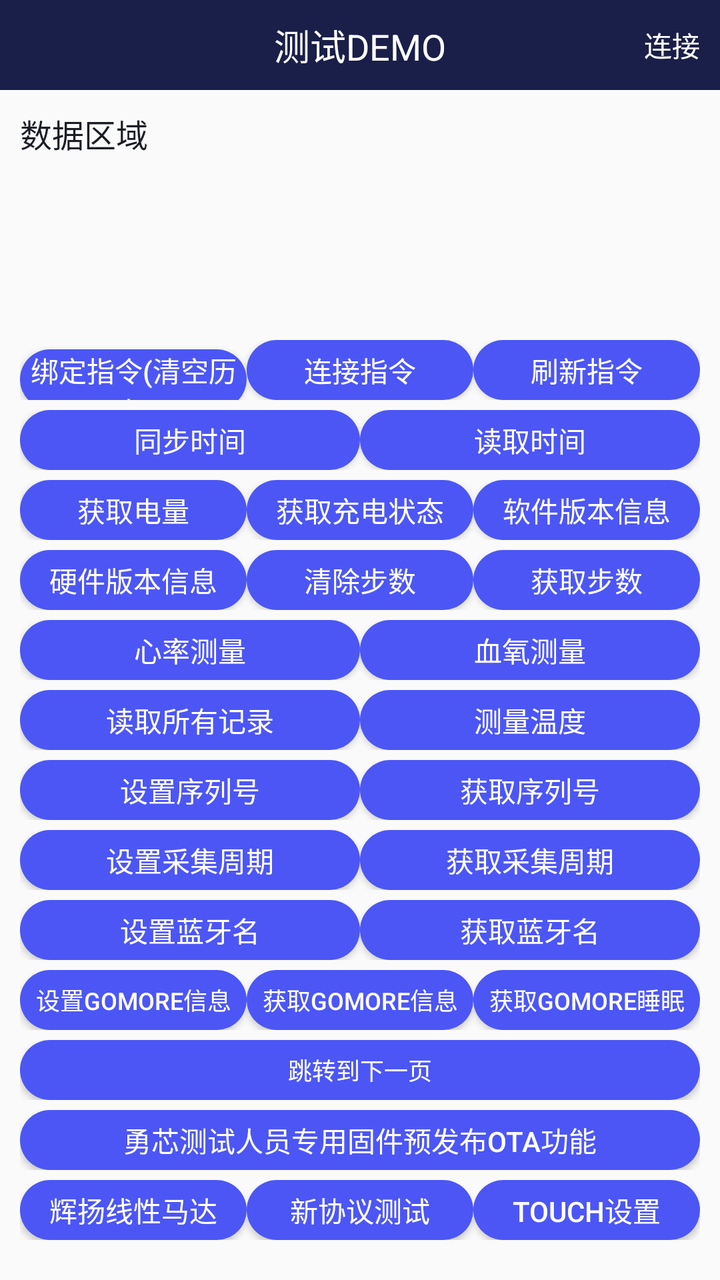
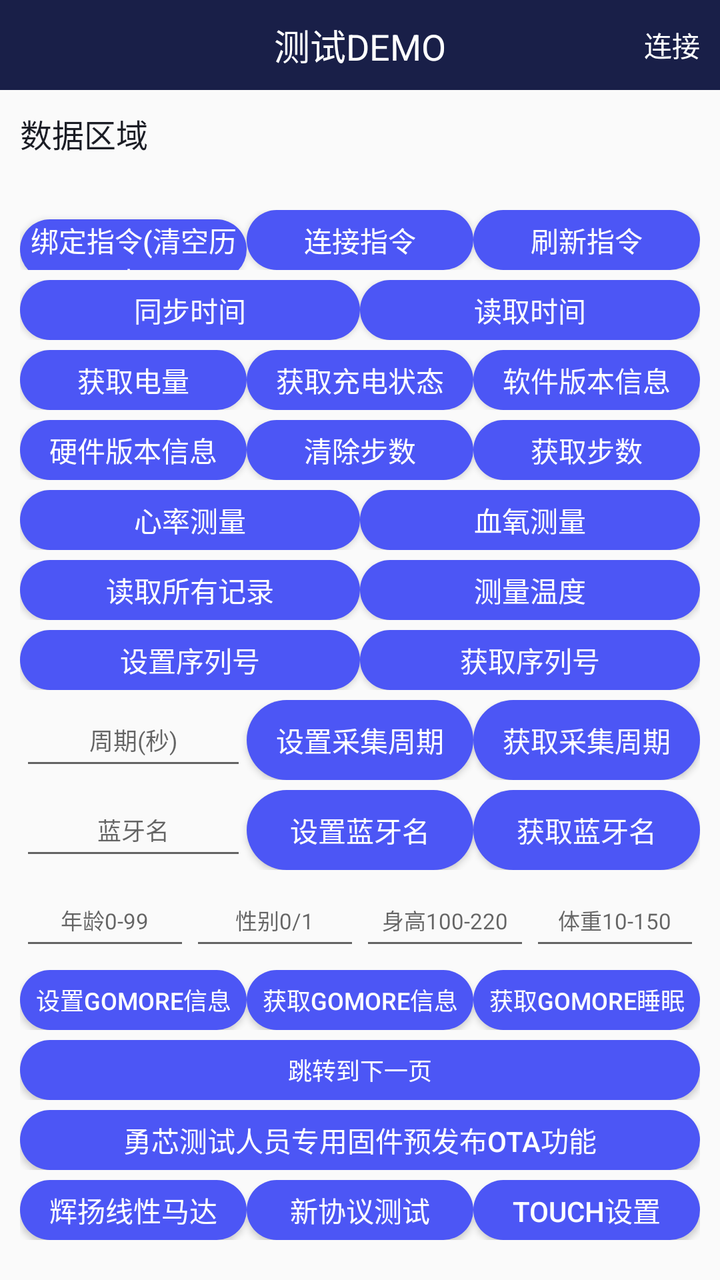

Compare the two renders of this Android layout. The source of the first and the diff that turns it into the second are given below.
<!-- AndroidManifest.xml: application theme AppTheme -->
<!-- res/layout/activity_test.xml -->
<?xml version="1.0" encoding="utf-8"?>
<LinearLayout xmlns:android="http://schemas.android.com/apk/res/android"
    xmlns:app="http://schemas.android.com/apk/res-auto"
    xmlns:tools="http://schemas.android.com/tools"
    android:layout_width="match_parent"
    android:layout_height="match_parent"
    android:orientation="vertical"
    android:paddingBottom="10dp"
    android:fitsSystemWindows="true"
    tools:context=".activity.TestActivity">

    <RelativeLayout
        android:layout_width="match_parent"
        android:layout_height="45dp"
        android:background="@color/colorPrimary">
        <TextView
            android:layout_width="wrap_content"
            android:layout_height="wrap_content"
            android:text="测试DEMO"
            android:textSize="18sp"
            android:layout_centerInParent="true"
            android:textColor="@color/white"/>
        <TextView
            android:id="@+id/tv_connect"
            android:layout_width="wrap_content"
            android:layout_height="wrap_content"
            android:text="连接"
            android:textSize="14sp"
            android:layout_centerVertical="true"
            android:layout_marginRight="10dp"
            android:layout_alignParentRight="true"
            android:textColor="@color/white"/>
    </RelativeLayout>
    <TextView
        android:id="@+id/tv_result"
        android:layout_width="match_parent"
        android:layout_height="0dp"
        android:layout_weight="1"
        android:text="数据区域"
        android:scrollbars="vertical"
        android:padding="10dp"
        android:lineSpacingExtra="5dp"
        android:textSize="16sp"
        android:textColor="@color/colorPrimaryDark"/>
    <LinearLayout
        android:layout_width="match_parent"
        android:layout_height="wrap_content"
        android:padding="10dp"
        android:orientation="vertical">

        <LinearLayout
            android:layout_width="match_parent"
            android:layout_height="30dp"
            android:layout_marginTop="5dp"
            android:orientation="horizontal">
            <Button
                android:id="@+id/bt_app_bind"
                android:layout_width="0dp"
                android:layout_weight="1"
                android:layout_height="wrap_content"
                android:text="绑定指令(清空历史)"
                android:textSize="14sp"
                android:textColor="@color/white"
                android:background="@drawable/button_bg_state"/>

            <Button
                android:id="@+id/bt_app_connect"
                android:layout_width="0dp"
                android:layout_weight="1"
                android:layout_height="wrap_content"
                android:text="连接指令"
                android:textSize="14sp"
                android:textColor="@color/white"
                android:background="@drawable/button_bg_state"/>
            <Button
                android:id="@+id/bt_app_refresh"
                android:layout_width="0dp"
                android:layout_weight="1"
                android:layout_height="wrap_content"
                android:text="刷新指令"
                android:textSize="14sp"
                android:textColor="@color/white"
                android:background="@drawable/button_bg_state"/>
        </LinearLayout>

        <LinearLayout
            android:layout_width="match_parent"
            android:layout_height="30dp"
            android:layout_marginTop="5dp"
            android:orientation="horizontal">
            <Button
                android:id="@+id/bt_sync_time"
                android:layout_width="0dp"
                android:layout_weight="1"
                android:layout_height="wrap_content"
                android:text="同步时间"
                android:textSize="14sp"
                android:textColor="@color/white"
                android:background="@drawable/button_bg_state"/>
            <Button
                android:id="@+id/bt_read_time"
                android:layout_width="0dp"
                android:layout_weight="1"
                android:layout_height="wrap_content"
                android:text="读取时间"
                android:textSize="14sp"
                android:textColor="@color/white"
                android:background="@drawable/button_bg_state"/>
        </LinearLayout>



        <LinearLayout
            android:layout_width="match_parent"
            android:layout_height="30dp"
            android:layout_marginTop="5dp"
            android:orientation="horizontal">
            <Button
                android:id="@+id/bt_battery"
                android:layout_width="0dp"
                android:layout_weight="1"
                android:layout_height="wrap_content"
                android:text="获取电量"
                android:textSize="14sp"
                android:textColor="@color/white"
                android:background="@drawable/button_bg_state"/>
            <Button
                android:id="@+id/bt_battery_state"
                android:layout_width="0dp"
                android:layout_weight="1"
                android:layout_height="wrap_content"
                android:text="获取充电状态"
                android:textSize="14sp"
                android:textColor="@color/white"
                android:background="@drawable/button_bg_state"/>
            <Button
                android:id="@+id/bt_soft_version"
                android:layout_width="0dp"
                android:layout_weight="1"
                android:layout_height="wrap_content"
                android:text="软件版本信息"
                android:textSize="14sp"
                android:textColor="@color/white"
                android:background="@drawable/button_bg_state"/>
        </LinearLayout>
        <LinearLayout
            android:layout_width="match_parent"
            android:layout_height="30dp"
            android:layout_marginTop="5dp"
            android:orientation="horizontal">
            <Button
                android:id="@+id/bt_hardware_version"
                android:layout_width="0dp"
                android:layout_weight="1"
                android:layout_height="wrap_content"
                android:text="硬件版本信息"
                android:textSize="14sp"
                android:textColor="@color/white"
                android:background="@drawable/button_bg_state"/>
            <Button
                android:id="@+id/bt_clear_step"
                android:layout_width="0dp"
                android:layout_weight="1"
                android:layout_height="wrap_content"
                android:text="清除步数"
                android:textSize="14sp"
                android:textColor="@color/white"
                android:background="@drawable/button_bg_state"/>
            <Button
                android:id="@+id/bt_step"
                android:layout_width="0dp"
                android:layout_weight="1"
                android:layout_height="wrap_content"
                android:text="获取步数"
                android:textSize="14sp"
                android:textColor="@color/white"
                android:background="@drawable/button_bg_state"/>
        </LinearLayout>

        <LinearLayout
            android:layout_width="match_parent"
            android:layout_height="30dp"
            android:layout_marginTop="5dp"
            android:orientation="horizontal">
            <Button
                android:id="@+id/bt_heart"
                android:layout_width="0dp"
                android:layout_weight="1"
                android:layout_height="wrap_content"
                android:text="心率测量"
                android:textSize="14sp"
                android:textColor="@color/white"
                android:background="@drawable/button_bg_state"/>
            <Button
                android:id="@+id/bt_blood_oxygen"
                android:layout_width="0dp"
                android:layout_weight="1"
                android:layout_height="wrap_content"
                android:text="血氧测量"
                android:textSize="14sp"
                android:textColor="@color/white"
                android:background="@drawable/button_bg_state"/>
        </LinearLayout>
        <LinearLayout
            android:layout_width="match_parent"
            android:layout_height="30dp"
            android:layout_marginTop="5dp"
            android:orientation="horizontal">
            <Button
                android:id="@+id/bt_read_log"
                android:layout_width="0dp"
                android:layout_weight="1"
                android:layout_height="wrap_content"
                android:text="读取所有记录"
                android:textSize="14sp"
                android:textColor="@color/white"
                android:background="@drawable/button_bg_state"/>
            <Button
                android:id="@+id/bt_test_temp"
                android:layout_width="0dp"
                android:layout_weight="1"
                android:layout_height="wrap_content"
                android:text="测量温度"
                android:textSize="14sp"
                android:textColor="@color/white"
                android:background="@drawable/button_bg_state"/>
        </LinearLayout>
        <LinearLayout
            android:layout_width="match_parent"
            android:layout_height="30dp"
            android:layout_marginTop="5dp"
            android:orientation="horizontal">
            <Button
                android:id="@+id/bt_setSn"
                android:layout_width="0dp"
                android:layout_weight="1"
                android:layout_height="wrap_content"
                android:text="设置序列号"
                android:textSize="14sp"
                android:textColor="@color/white"
                android:background="@drawable/button_bg_state"/>
            <Button
                android:id="@+id/bt_getSn"
                android:layout_width="0dp"
                android:layout_weight="1"
                android:layout_height="wrap_content"
                android:text="获取序列号"
                android:textSize="14sp"
                android:textColor="@color/white"
                android:background="@drawable/button_bg_state"/>



        </LinearLayout>

        <LinearLayout
            android:layout_width="match_parent"
            android:layout_height="30dp"
            android:layout_marginTop="5dp"
            android:orientation="horizontal">
            <Button
                android:id="@+id/bt_setCollection"
                android:layout_width="0dp"
                android:layout_weight="1"
                android:layout_height="wrap_content"
                android:text="设置采集周期"
                android:textSize="14sp"
                android:textColor="@color/white"
                android:background="@drawable/button_bg_state"/>
            <Button
                android:id="@+id/btn_getCollection"
                android:layout_width="0dp"
                android:layout_weight="1"
                android:layout_height="wrap_content"
                android:text="获取采集周期"
                android:textSize="14sp"
                android:textColor="@color/white"
                android:background="@drawable/button_bg_state"/>



        </LinearLayout>

        <LinearLayout
            android:layout_width="match_parent"
            android:layout_height="30dp"
            android:layout_marginTop="5dp"
            android:orientation="horizontal">


            <Button
                android:id="@+id/bt_setBluttoothName"
                android:layout_width="0dp"
                android:layout_weight="1"
                android:layout_height="wrap_content"
                android:text="设置蓝牙名"
                android:textSize="14sp"
                android:textColor="@color/white"
                android:background="@drawable/button_bg_state"/>

            <Button
                android:id="@+id/bt_getBluttoothName"
                android:layout_width="0dp"
                android:layout_weight="1"
                android:layout_height="wrap_content"
                android:text="获取蓝牙名"
                android:textSize="14sp"
                android:textColor="@color/white"
                android:background="@drawable/button_bg_state"/>
        </LinearLayout>

        <LinearLayout
            android:layout_width="match_parent"
            android:layout_height="30dp"
            android:layout_marginTop="5dp"
            android:orientation="horizontal">
            <Button
                android:id="@+id/bt_gomore_user"
                android:layout_width="0dp"
                android:layout_weight="1"
                android:layout_height="wrap_content"
                android:text="设置Gomore信息"
                android:textSize="12sp"
                android:textColor="@color/white"
                android:background="@drawable/button_bg_state"/>
            <Button
                android:id="@+id/bt_get_gomore_user"
                android:layout_width="0dp"
                android:layout_weight="1"
                android:layout_height="wrap_content"
                android:text="获取Gomore信息"
                android:textSize="12sp"
                android:textColor="@color/white"
                android:background="@drawable/button_bg_state"/>

            <Button
                android:id="@+id/bt_gomore_test"
                android:layout_width="0dp"
                android:layout_weight="1"
                android:layout_height="wrap_content"
                android:text="获取gomore睡眠"
                android:textSize="12sp"
                android:textColor="@color/white"
                android:background="@drawable/button_bg_state"/>


        </LinearLayout>

        <LinearLayout
            android:layout_width="match_parent"
            android:layout_height="30dp"
            android:layout_marginTop="5dp"
            android:orientation="horizontal">
            <Button
                android:id="@+id/bt_get_page2"
                android:layout_width="0dp"
                android:layout_weight="1"
                android:layout_height="wrap_content"
                android:text="跳转到下一页"
                android:textSize="12sp"
                android:textColor="@color/white"
                android:background="@drawable/button_bg_state"/>



        </LinearLayout>
        <LinearLayout
            android:layout_width="match_parent"
            android:layout_height="30dp"
            android:layout_marginTop="5dp"
            android:orientation="horizontal">
            <Button
                android:id="@+id/btn_ota"
                android:layout_width="0dp"
                android:layout_weight="1"
                android:layout_height="wrap_content"
                android:text="勇芯测试人员专用固件预发布OTA功能"
                android:textSize="14sp"
                android:textColor="@color/white"
                android:background="@drawable/button_bg_state"/>
        </LinearLayout>

        <LinearLayout
            android:layout_width="match_parent"
            android:layout_height="30dp"
            android:layout_marginTop="5dp"
            android:orientation="horizontal">
            <Button
                android:id="@+id/bt_linear_motor"
                android:layout_width="0dp"
                android:layout_weight="1"
                android:layout_height="wrap_content"
                android:text="辉扬线性马达"
                android:textSize="14sp"
                android:textColor="@color/white"
                android:background="@drawable/button_bg_state"/>


            <Button
                android:id="@+id/bt_new_protocol"
                android:layout_width="0dp"
                android:layout_weight="1"
                android:layout_height="wrap_content"
                android:text="新协议测试"
                android:textSize="14sp"
                android:textColor="@color/white"
                android:background="@drawable/button_bg_state"/>

            <Button
                android:id="@+id/bt_touch_setting"
                android:layout_width="0dp"
                android:layout_weight="1"
                android:layout_height="wrap_content"
                android:text="touch设置"
                android:textSize="14sp"
                android:textColor="@color/white"
                android:background="@drawable/button_bg_state"/>
        </LinearLayout>
    </LinearLayout>
</LinearLayout>
<!-- resources referenced by this layout -->
<resources>
  <color name="colorPrimary">#191F48</color>
  <color name="colorPrimaryDark">#1B1D25</color>
  <color name="white">#ffffff</color>
  <!-- drawable button_bg_state (drawable) -->
  <?xml version="1.0" encoding="utf-8"?>
  <selector xmlns:android="http://schemas.android.com/apk/res/android">
      <item android:state_pressed="false">
          <shape xmlns:android="http://schemas.android.com/apk/res/android">
              <corners android:radius="20dp" />
  
              <solid android:color="@color/lan_se" />
          </shape>
      </item>
      <item android:state_pressed="false">
          <shape xmlns:android="http://schemas.android.com/apk/res/android">
              <corners android:radius="20dp" />
  
              <solid android:color="@color/lan_se" />
          </shape>
      </item>
      <item android:state_pressed="true">
          <shape xmlns:android="http://schemas.android.com/apk/res/android">
              <corners android:radius="20dp" />
  
              <solid android:color="@color/lan_se_press" />
          </shape>
      </item>
  
  </selector>
  <style name="AppTheme" parent="Theme.AppCompat.Light.NoActionBar">
          
          <item name="colorPrimary">@color/colorPrimary</item>
          <item name="colorPrimaryDark">@color/colorPrimary</item>
          <item name="colorAccent">@color/colorAccent</item>
  
  
      </style>
  <color name="lan_se">#4C56F5</color>
  <color name="lan_se_press">#554C56F5</color>
  <color name="colorAccent">#03DAC5</color>
</resources>

<!-- the commit's change to res/layout/activity_test.xml (unified diff, before → after) -->
@@ -255,9 +255,21 @@
 
         <LinearLayout
             android:layout_width="match_parent"
-            android:layout_height="30dp"
-            android:layout_marginTop="5dp"
-            android:orientation="horizontal">
+            android:layout_height="40dp"
+            android:layout_marginTop="5dp"
+            android:orientation="horizontal">
+            <EditText
+                android:id="@+id/et_collection_period"
+                android:layout_width="0dp"
+                android:layout_weight="1"
+                android:layout_height="match_parent"
+                android:hint="周期(秒)"
+                android:inputType="number"
+                android:textSize="12sp"
+                android:gravity="center"
+                android:paddingTop="2dp"
+                android:paddingBottom="2dp"
+                android:importantForAutofill="no" />
             <Button
                 android:id="@+id/bt_setCollection"
                 android:layout_width="0dp"
@@ -283,11 +295,22 @@
 
         <LinearLayout
             android:layout_width="match_parent"
-            android:layout_height="30dp"
-            android:layout_marginTop="5dp"
-            android:orientation="horizontal">
-
-
+            android:layout_height="40dp"
+            android:layout_marginTop="5dp"
+            android:orientation="horizontal">
+
+
+            <EditText
+                android:id="@+id/et_bluetooth_name"
+                android:layout_width="0dp"
+                android:layout_weight="1"
+                android:layout_height="match_parent"
+                android:hint="蓝牙名"
+                android:textSize="12sp"
+                android:gravity="center"
+                android:paddingTop="2dp"
+                android:paddingBottom="2dp"
+                android:importantForAutofill="no" />
             <Button
                 android:id="@+id/bt_setBluttoothName"
                 android:layout_width="0dp"
@@ -307,6 +330,65 @@
                 android:textSize="14sp"
                 android:textColor="@color/white"
                 android:background="@drawable/button_bg_state"/>
+        </LinearLayout>
+
+        <LinearLayout
+            android:layout_width="match_parent"
+            android:layout_height="40dp"
+            android:layout_marginTop="5dp"
+            android:orientation="horizontal">
+
+            <EditText
+                android:id="@+id/et_gomore_age"
+                android:layout_width="0dp"
+                android:layout_weight="1"
+                android:layout_height="match_parent"
+                android:hint="年龄0-99"
+                android:inputType="number"
+                android:textSize="11sp"
+                android:gravity="center"
+                android:paddingTop="2dp"
+                android:paddingBottom="2dp"
+                android:importantForAutofill="no" />
+
+            <EditText
+                android:id="@+id/et_gomore_sex"
+                android:layout_width="0dp"
+                android:layout_weight="1"
+                android:layout_height="match_parent"
+                android:hint="性别0/1"
+                android:inputType="number"
+                android:textSize="11sp"
+                android:gravity="center"
+                android:paddingTop="2dp"
+                android:paddingBottom="2dp"
+                android:importantForAutofill="no" />
+
+            <EditText
+                android:id="@+id/et_gomore_height"
+                android:layout_width="0dp"
+                android:layout_weight="1"
+                android:layout_height="match_parent"
+                android:hint="身高100-220"
+                android:inputType="number"
+                android:textSize="11sp"
+                android:gravity="center"
+                android:paddingTop="2dp"
+                android:paddingBottom="2dp"
+                android:importantForAutofill="no" />
+
+            <EditText
+                android:id="@+id/et_gomore_weight"
+                android:layout_width="0dp"
+                android:layout_weight="1"
+                android:layout_height="match_parent"
+                android:hint="体重10-150"
+                android:inputType="number"
+                android:textSize="11sp"
+                android:gravity="center"
+                android:paddingTop="2dp"
+                android:paddingBottom="2dp"
+                android:importantForAutofill="no" />
         </LinearLayout>
 
         <LinearLayout
